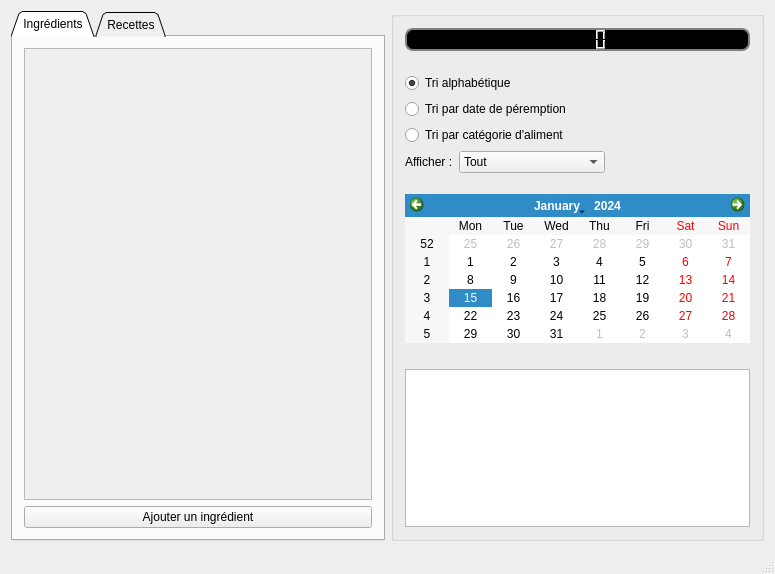
First picture: the form in mainwindow.ui, repository ACoupat/Refrigestion, before the edit.
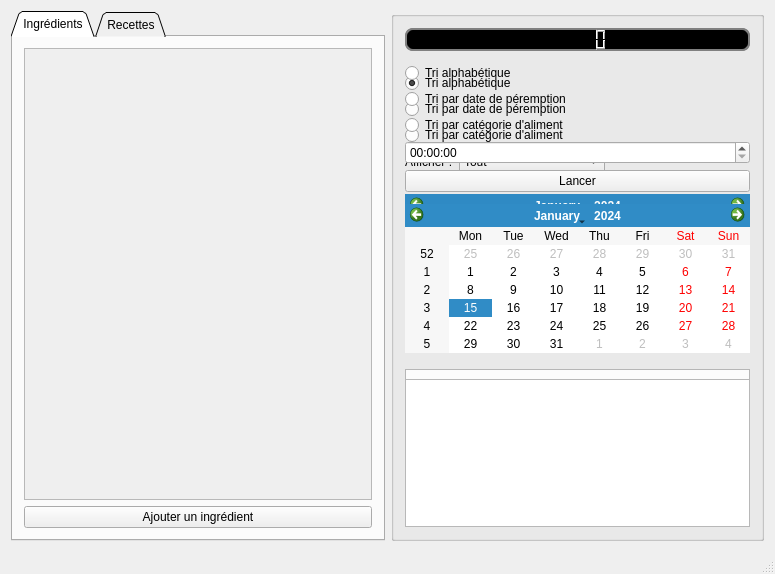
Second picture: the form after the edit.

Commit message: Ajout minuteur (A finir avec un bouton pause éventuellement et un titre)

The edit to the form file:
```diff
--- a/mainwindow.ui
+++ b/mainwindow.ui
@@ -323,6 +323,134 @@
       </widget>
      </widget>
     </item>
+    <item row="0" column="1">
+     <widget class="QGroupBox" name="widgets">
+      <property name="styleSheet">
+       <string notr="true"/>
+      </property>
+      <property name="title">
+       <string/>
+      </property>
+      <layout class="QGridLayout" name="gridLayout_5">
+       <item row="5" column="0">
+        <spacer name="verticalSpacer_4">
+         <property name="orientation">
+          <enum>Qt::Vertical</enum>
+         </property>
+         <property name="sizeHint" stdset="0">
+          <size>
+           <width>20</width>
+           <height>40</height>
+          </size>
+         </property>
+        </spacer>
+       </item>
+       <item row="1" column="0">
+        <spacer name="verticalSpacer">
+         <property name="orientation">
+          <enum>Qt::Vertical</enum>
+         </property>
+         <property name="sizeHint" stdset="0">
+          <size>
+           <width>20</width>
+           <height>50</height>
+          </size>
+         </property>
+        </spacer>
+       </item>
+       <item row="8" column="0">
+        <spacer name="verticalSpacer_2">
+         <property name="orientation">
+          <enum>Qt::Vertical</enum>
+         </property>
+         <property name="sizeHint" stdset="0">
+          <size>
+           <width>20</width>
+           <height>50</height>
+          </size>
+         </property>
+        </spacer>
+       </item>
+       <item row="0" column="0">
+        <widget class="QLCDNumber" name="lcdNumberHeure">
+         <property name="autoFillBackground">
+          <bool>false</bool>
+         </property>
+         <property name="styleSheet">
+          <string notr="true">QLCDNumber{  
+padding: 1px;  
+background-color : black;
+border-style: solid;  
+border: 2px solid gray;  
+border-radius: 8px;  
+color : white;
+} </string>
+         </property>
+         <property name="smallDecimalPoint">
+          <bool>true</bool>
+         </property>
+        </widget>
+       </item>
+       <item row="12" column="0">
+        <widget class="QLabel" name="label_Postit">
+         <property name="text">
+          <string/>
+         </property>
+        </widget>
+       </item>
+       <item row="13" column="0">
+        <widget class="QTextEdit" name="textEdit_Postit"/>
+       </item>
+       <item row="10" column="0">
+        <widget class="QCalendarWidget" name="calendarWidget"/>
+       </item>
+       <item row="2" column="0">
+        <widget class="QRadioButton" name="rb_tri_alphabet">
+         <property name="text">
+          <string>Tri alphabétique</string>
+         </property>
+        </widget>
+       </item>
+       <item row="3" column="0">
+        <widget class="QRadioButton" name="rb_tri_date">
+         <property name="text">
+          <string>Tri par date de péremption</string>
+         </property>
+        </widget>
+       </item>
+       <item row="4" column="0">
+        <widget class="QRadioButton" name="rb_tri_categorie">
+         <property name="text">
+          <string>Tri par catégorie d'aliment</string>
+         </property>
+        </widget>
+       </item>
+       <item row="11" column="0">
+        <spacer name="verticalSpacer_3">
+         <property name="orientation">
+          <enum>Qt::Vertical</enum>
+         </property>
+         <property name="sizeHint" stdset="0">
+          <size>
+           <width>20</width>
+           <height>10</height>
+          </size>
+         </property>
+        </spacer>
+       </item>
+       <item row="6" column="0">
+        <widget class="QTimeEdit" name="timerMinuteur"/>
+       </item>
+       <item row="7" column="0">
+        <widget class="QPushButton" name="buttonMinuteur">
+         <property name="text">
+          <string>Lancer</string>
+         </property>
+        </widget>
+       </item>
+      </layout>
+     </widget>
+    </item>
    </layout>
   </widget>
   <widget class="QMenuBar" name="menuBar">
```
The commit also changes 2 other files.
